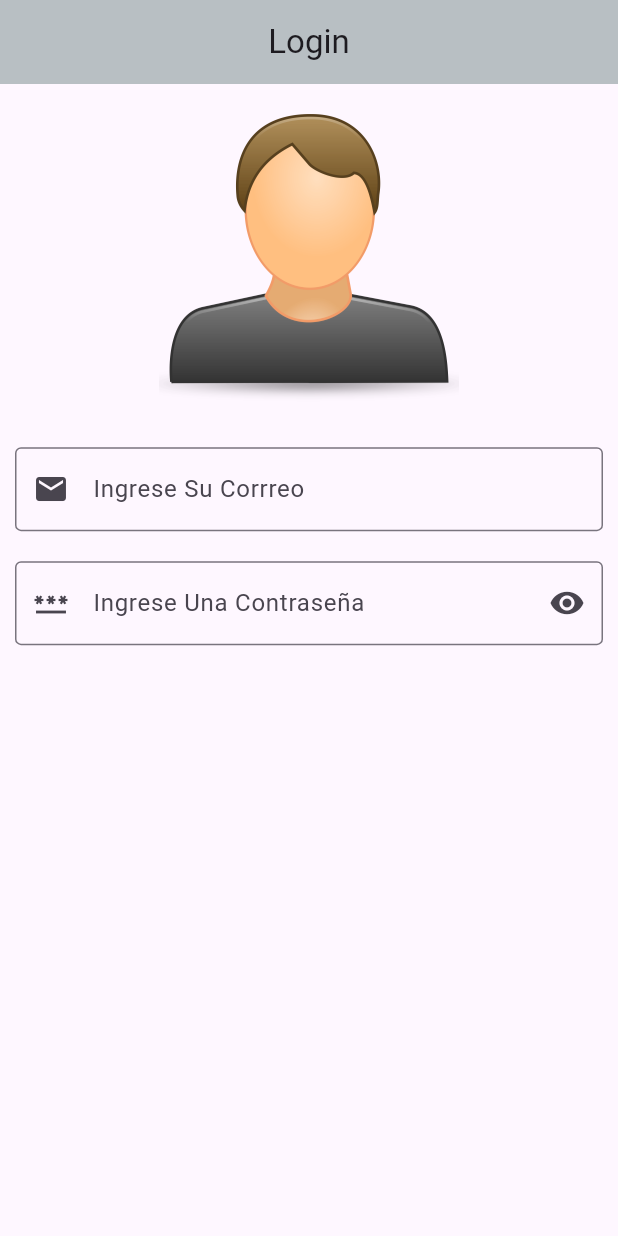
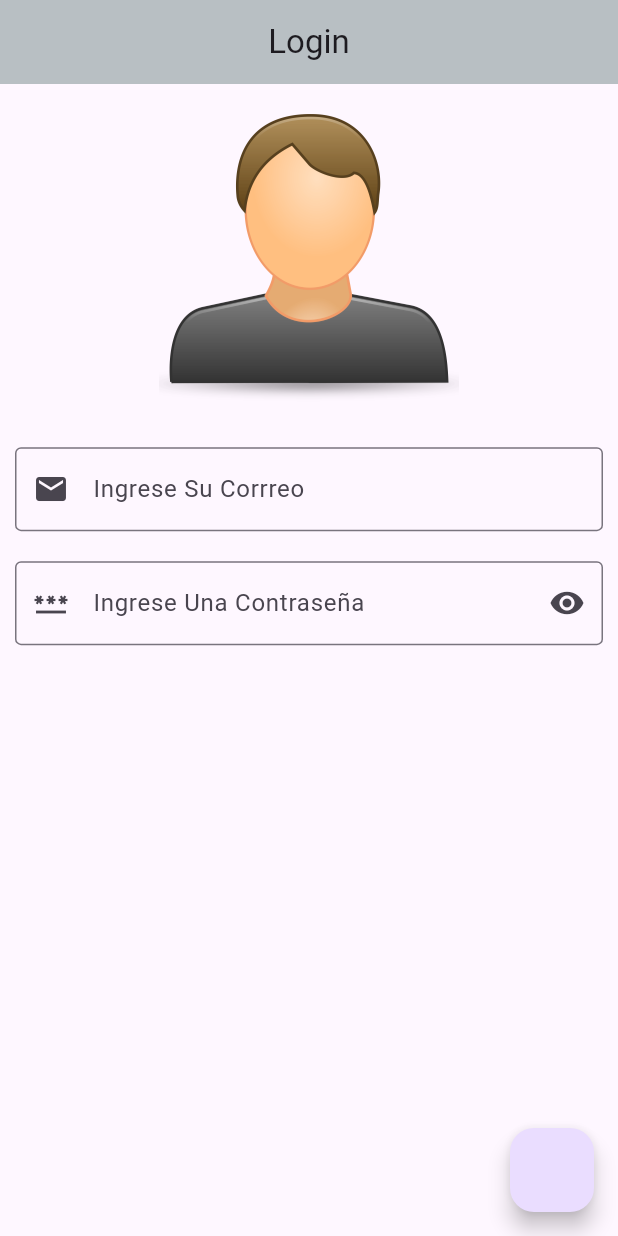
Before and after one commit to Noe-Escobar/Tarea_3., a Flutter app: the screen it shows after launch, on a phone screen of 412 x 824 dp. Run offline on Flutter 3.47's test engine with Material 2 defaults, Android fonts, the phone set to English and light mode, and no system bars.

Commit message:
Cambios
 On branch master
 Changes to be committed:
	modified:   lib/src/pages/login_page.dart

```diff
--- a/lib/src/pages/login_page.dart
+++ b/lib/src/pages/login_page.dart
@@ -1,4 +1,7 @@
+
+
 import 'package:flutter/material.dart';
+import 'package:tarea_3/src/shared/constantes.dart';
 import 'package:tarea_3/src/widgets/input_form.dart';
 
 class LoginPage extends StatelessWidget {
@@ -61,10 +64,16 @@ class LoginPage extends StatelessWidget {
                     )
                   ],
                 ),
-                ))
+              ),
+            )
           ],
         ),
       ),
+      floatingActionButton: FloatingActionButton(
+        onPressed: (){ Navigator.pushNamed(context, Rutas.inicio.name);},
+      ),
     );
   }
+
+
 }
```
Lines whose indentation alone changed are shown as unchanged.
